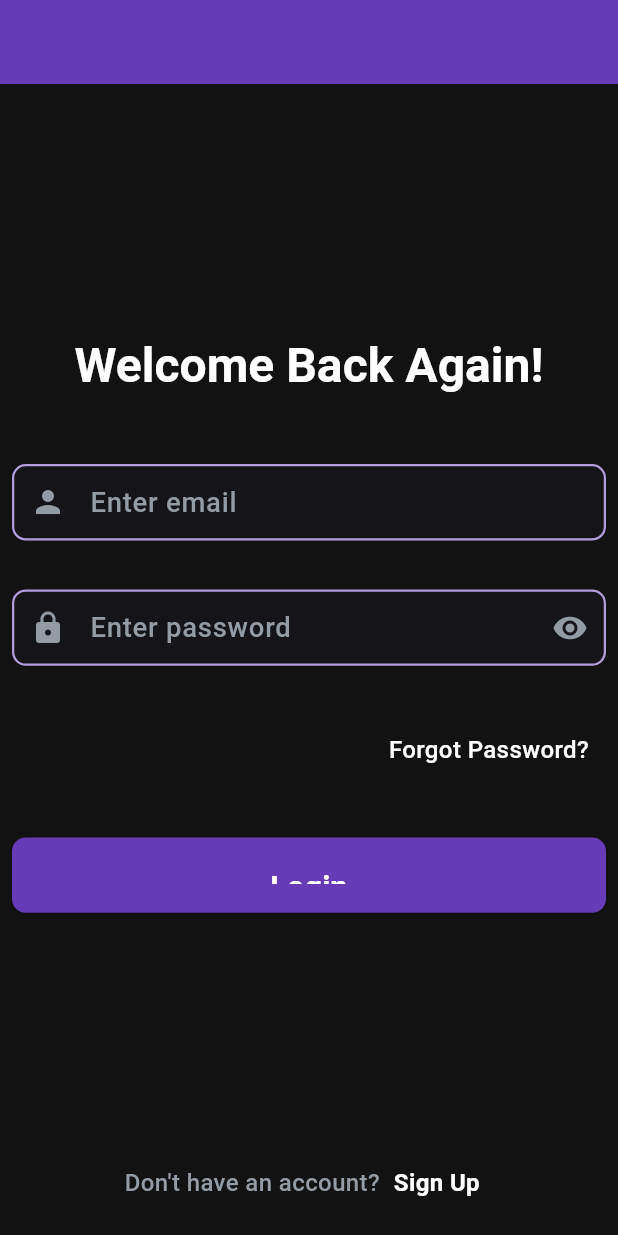
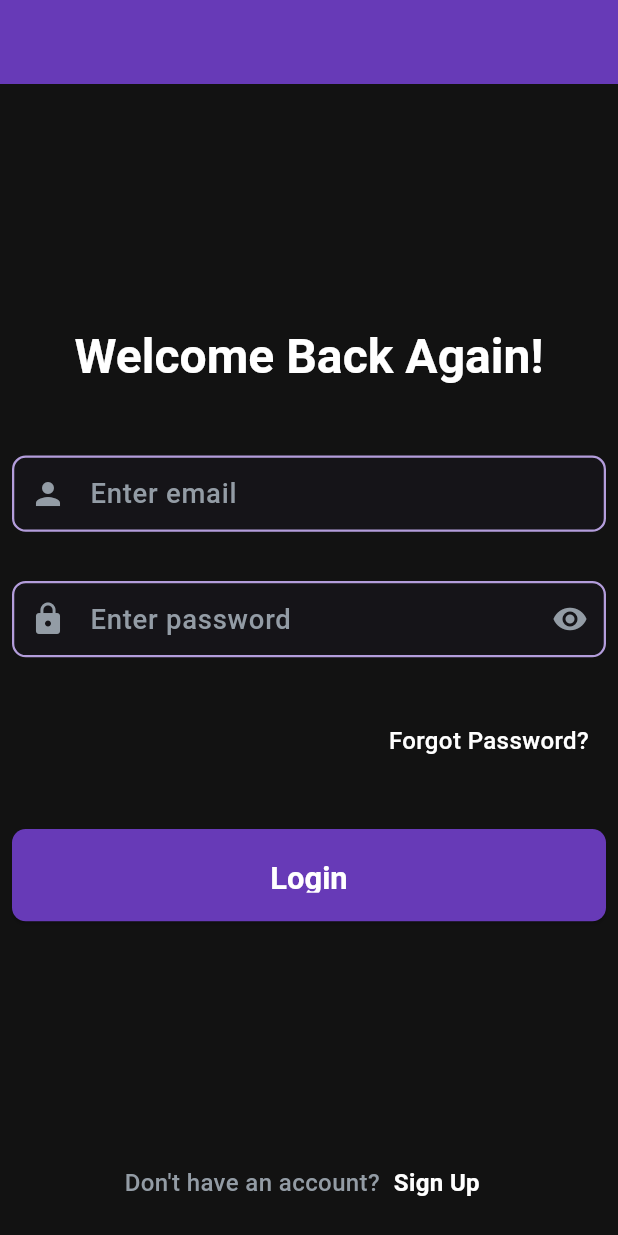
Before and after one commit to Abhprog/finance_app, a Flutter app: the screen it shows after launch, on a phone screen of 412 x 824 dp. Run offline on Flutter 3.47's test engine with Material 3 defaults, Android fonts, the phone set to English and light mode, and no system bars; our stand-ins replace flutter_screenutil, go_router.

Commit message:
Config  go_router and make some edits on dark/light theme widgets

```diff
--- /dev/null
+++ b/lib/core/routing/router_generation_config.dart
@@ -0,0 +1,27 @@
+import 'package:go_router/go_router.dart';
+
+import '../../features/auth/login/presentation/views/login_screen.dart';
+import 'app_routes.dart';
+
+// Import your screens/pages here
+// import '../screens/home_screen.dart';
+// import '../screens/login_screen.dart';
+// import '../screens/profile_screen.dart';
+
+final GoRouter router = GoRouter(
+  routes: [
+    GoRoute(
+      path: '/',
+      // builder: (context, state) => HomeScreen(),
+      builder: (context, state) => LoginScreen(),
+      // routes: [
+      //   GoRoute(path: 'profile', builder: (context, state) => ProfileScreen()),
+      // ],
+    ),
+    GoRoute(path: AppRoutes.login, builder: (context, state) => LoginScreen()),
+    // GoRoute(
+    //   path: AppRoutes.settings,
+    // builder: (context, state) => SettingsScreen(),
+    // ),
+  ],
+);
--- a/lib/core/shared/theme/colors/app_colors_light.dart
+++ b/lib/core/shared/theme/colors/app_colors_light.dart
@@ -4,7 +4,8 @@ class AppColorsLight {
   AppColorsLight._();
 
   static const primaryColor = Colors.deepPurple;
-  static const secondaryColor = Color(0xFF686F77);
+  static const secondaryColor = Color(0xFF4B4F54);
+  static const onPrimary = Color(0xFF481F8D);
   static const white = Colors.white;
   static const black = Colors.black;
   static const scaffoldBackgroundColor = white;
--- a/lib/core/shared/widgets/primary_button_widget.dart
+++ b/lib/core/shared/widgets/primary_button_widget.dart
@@ -29,7 +29,9 @@ class PrimaryButtonWidget extends StatelessWidget {
         backgroundColor: WidgetStatePropertyAll(
           color ?? Theme.of(context).colorScheme.primary,
         ),
-        fixedSize: WidgetStatePropertyAll(Size(width ?? 150.w, height ?? 42.h)),
+        fixedSize: WidgetStatePropertyAll(
+          Size(width ?? 150.w, height ?? (42.h + 10.w)),
+        ),
       ),
       child: Text(
         text,
--- a/lib/features/login/widgets/forgot_password.dart
+++ b/lib/features/auth/login/presentation/widgets/forgot_password.dart
@@ -25,10 +25,6 @@ class ForgotPasswordTextButton extends StatelessWidget {
         child: Text(
           'Forgot Password?',
           style: textStyle ?? Theme.of(context).textTheme.bodyMedium,
-          // TextStyle(
-          //   color: Theme.of(context).colorScheme.secondary,
-          //   fontWeight: FontWeight.w500,
-          // ),
         ),
       ),
     );
--- a/lib/main.dart
+++ b/lib/main.dart
@@ -1,3 +1,4 @@
+import 'package:finance_app/core/routing/router_generation_config.dart';
 import 'package:flutter/material.dart'
     show
         BuildContext,
@@ -12,7 +13,6 @@ import 'package:flutter_screenutil/flutter_screenutil.dart' show ScreenUtilInit;
 
 import 'core/shared/theme/styles/theme_data_dark.dart';
 import 'core/shared/theme/styles/theme_data_light.dart';
-import 'features/login/views/login_screen.dart';
 
 void main() {
   runApp(const FinanceApp());
@@ -29,13 +29,13 @@ class FinanceApp extends StatelessWidget {
       splitScreenMode: true,
       builder: (_, child) {
         return SafeArea(
-          child: MaterialApp(
+          child: MaterialApp.router(
             title: 'Finance App',
             debugShowCheckedModeBanner: false,
             theme: themeDataLight,
             darkTheme: themeDataDark,
             themeMode: ThemeMode.dark,
-            home: const LoginScreen(),
+            routerConfig: router,
           ),
         );
       },
--- a/pubspec.yaml
+++ b/pubspec.yaml
@@ -38,6 +38,7 @@ dependencies:
   flutter_screenutil: ^5.9.3
   lottie: ^3.3.1
   flutter_dotenv: ^5.2.1
+  go_router: ^15.1.2
 
 dev_dependencies:
   flutter_test:
```
Also changed, not shown: lib/core/routing/app_routes.dart (added, +10 -0 lines), lib/core/shared/theme/styles/theme_data_light.dart (+13 -5 lines), lib/features/auth/login/presentation/views/login_screen.dart (renamed from lib/features/login/views/login_screen.dart, +5 -5 lines), pubspec.lock.
